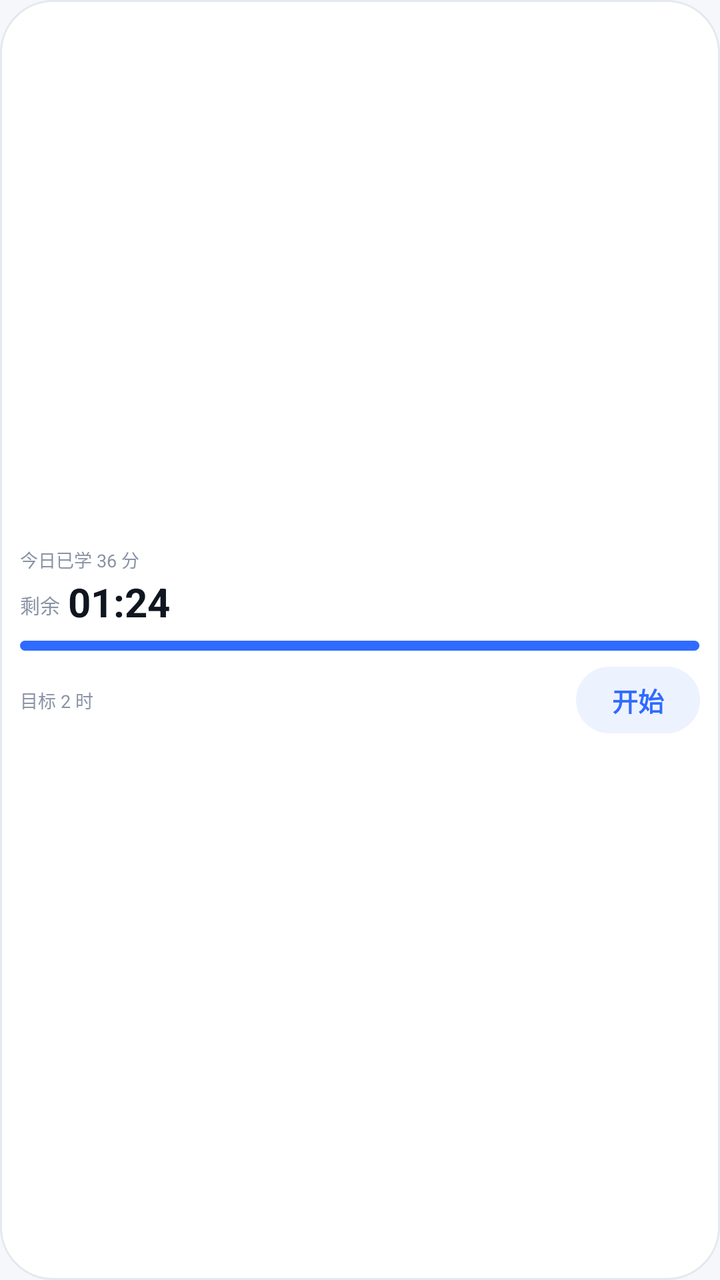
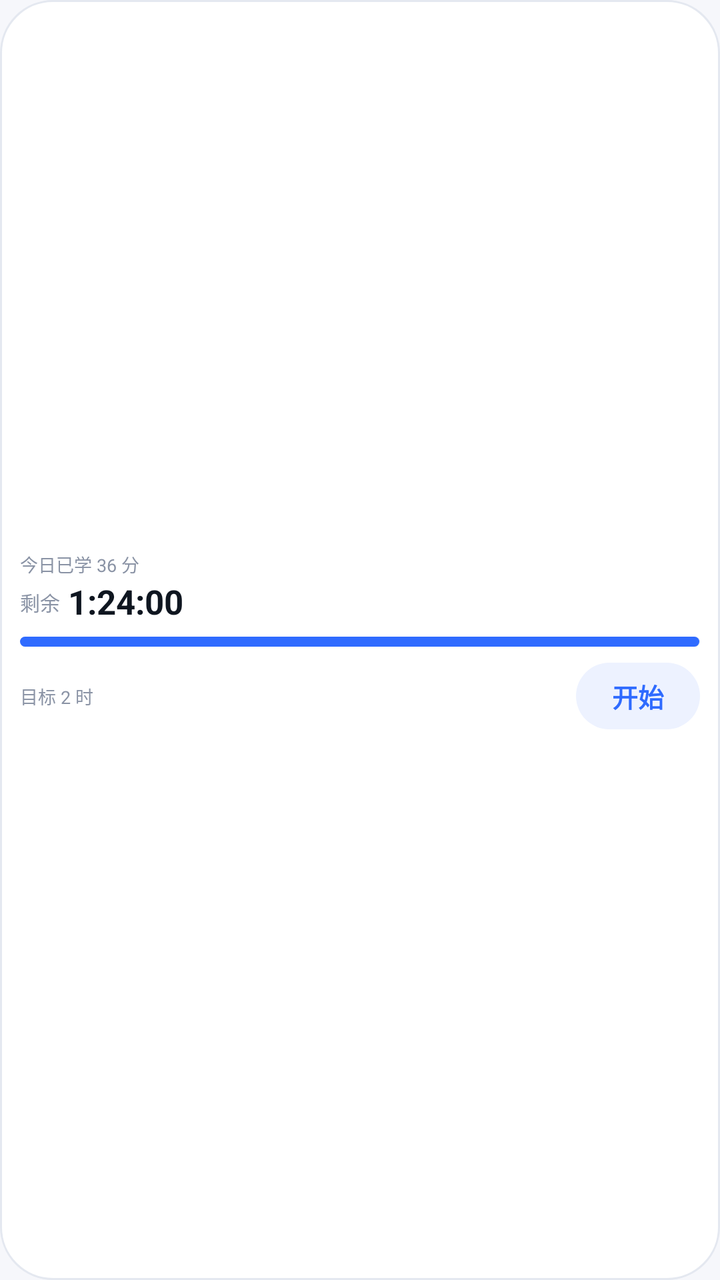

Compare the two renders of this Android layout. The source of the first and the diff that turns it into the second are given below.
<!-- AndroidManifest.xml: application theme Theme.StudyTick -->
<!-- res/layout/widget_preview.xml -->
<?xml version="1.0" encoding="utf-8"?>

<LinearLayout xmlns:android="http://schemas.android.com/apk/res/android"
    android:layout_width="110dp"
    android:layout_height="110dp"
    android:background="@drawable/bg_widget_preview"
    android:gravity="center_vertical"
    android:orientation="vertical"
    android:padding="10dp">

    <TextView
        android:layout_width="match_parent"
        android:layout_height="wrap_content"
        android:ellipsize="end"
        android:maxLines="1"
        android:text="今日已学 36 分"
        android:textColor="#8A93A5"
        android:textSize="9sp" />

    <LinearLayout
        android:layout_width="match_parent"
        android:layout_height="wrap_content"
        android:layout_marginTop="1dp"
        android:gravity="bottom"
        android:orientation="horizontal">

        <TextView
            android:layout_width="wrap_content"
            android:layout_height="wrap_content"
            android:layout_marginEnd="4dp"
            android:layout_marginBottom="2dp"
            android:text="剩余"
            android:textColor="#8A93A5"
            android:textSize="10sp" />

        <TextView
            android:layout_width="wrap_content"
            android:layout_height="wrap_content"
            android:fontFamily="sans-serif"
            android:maxLines="1"
            android:text="01:24"
            android:textColor="#0F1620"
            android:textSize="20sp"
            android:textStyle="bold" />
    </LinearLayout>

    <LinearLayout
        android:layout_width="match_parent"
        android:layout_height="5dp"
        android:layout_marginTop="6dp"
        android:background="@drawable/bg_widget_preview_track"
        android:orientation="horizontal">

        <LinearLayout
            android:layout_width="0dp"
            android:layout_height="match_parent"
            android:layout_weight="0.6"
            android:background="@drawable/bg_widget_preview_bar"
            android:orientation="horizontal" />
    </LinearLayout>

    <LinearLayout
        android:layout_width="match_parent"
        android:layout_height="wrap_content"
        android:layout_marginTop="8dp"
        android:gravity="center_vertical"
        android:orientation="horizontal">

        <TextView
            android:layout_width="0dp"
            android:layout_height="wrap_content"
            android:layout_weight="1"
            android:ellipsize="end"
            android:maxLines="1"
            android:text="目标 2 时"
            android:textColor="#8A93A5"
            android:textSize="9sp" />

        <TextView
            android:layout_width="wrap_content"
            android:layout_height="wrap_content"
            android:background="@drawable/widget_pill_bg"
            android:maxLines="1"
            android:paddingLeft="18dp"
            android:paddingTop="7dp"
            android:paddingRight="18dp"
            android:paddingBottom="7dp"
            android:text="开始"
            android:textColor="#2F6BFF"
            android:textSize="13sp"
            android:textStyle="bold" />
    </LinearLayout>

</LinearLayout>
<!-- resources referenced by this layout -->
<resources>
  <!-- drawable bg_widget_preview (drawable) -->
  <?xml version="1.0" encoding="utf-8"?>
  <shape xmlns:android="http://schemas.android.com/apk/res/android"
      android:shape="rectangle">
      <solid android:color="#FFFFFF" />
      <corners android:radius="26dp" />
      <stroke
          android:width="1dp"
          android:color="#E4E8F0" />
  </shape>
  <!-- drawable bg_widget_preview_bar (drawable) -->
  <?xml version="1.0" encoding="utf-8"?>
  <shape xmlns:android="http://schemas.android.com/apk/res/android"
      android:shape="rectangle">
      <solid android:color="#2F6BFF" />
      <corners android:radius="4dp" />
  </shape>
  <!-- drawable bg_widget_preview_track (drawable) -->
  <?xml version="1.0" encoding="utf-8"?>
  <shape xmlns:android="http://schemas.android.com/apk/res/android"
      android:shape="rectangle">
      <solid android:color="#E6EBF5" />
      <corners android:radius="3dp" />
  </shape>
  <!-- drawable widget_pill_bg (drawable) -->
  <?xml version="1.0" encoding="utf-8"?>
  <shape xmlns:android="http://schemas.android.com/apk/res/android"
      android:shape="rectangle">
      <solid android:color="#EDF2FF" />
      <corners android:radius="40dp" />
  </shape>
  <style name="Theme.StudyTick" parent="android:Theme.Material.Light.NoActionBar">
          <item name="android:windowBackground">@color/app_bg</item>
          <item name="android:statusBarColor">@android:color/transparent</item>
          <item name="android:navigationBarColor">@android:color/transparent</item>
          <item name="android:windowLightStatusBar">true</item>
      </style>
  <color name="app_bg">#F6F7FB</color>
</resources>

<!-- the commit's change to res/layout/widget_preview.xml (unified diff, before → after) -->
@@ -38,9 +38,9 @@
             android:layout_height="wrap_content"
             android:fontFamily="sans-serif"
             android:maxLines="1"
-            android:text="01:24"
+            android:text="1:24:00"
             android:textColor="#0F1620"
-            android:textSize="20sp"
+            android:textSize="17sp"
             android:textStyle="bold" />
     </LinearLayout>
 
